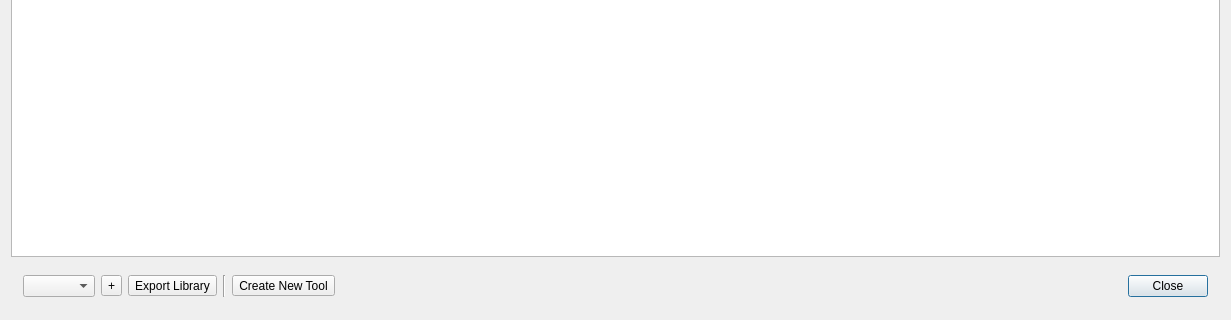
Above: btl/ui/library.ui from knipknap/better-tool-library before the change; both pictures show x 0 to 1231 and y 553 to 873 of the 1231 by 873 pixel window. Below: the same form after it.
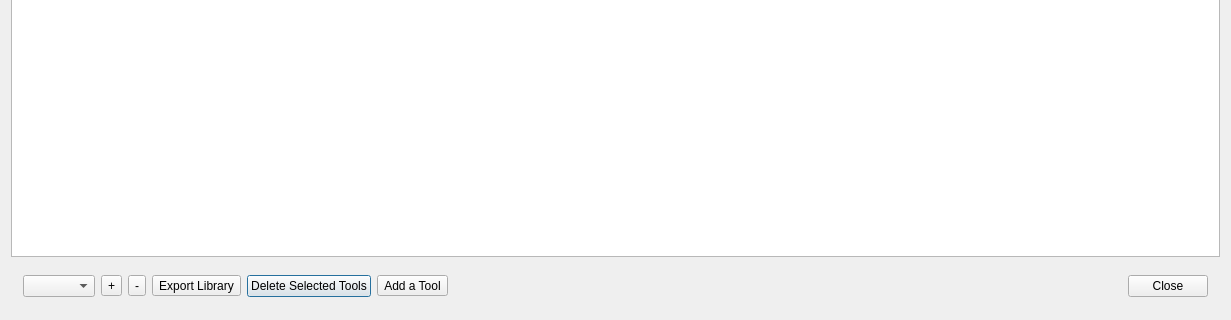
That is the form after the change.

Commit message: add initial shape selector dialog. still work to be done

What changed in the file:
```diff
--- a/btl/ui/library.ui
+++ b/btl/ui/library.ui
@@ -10,19 +10,13 @@
     <height>873</height>
    </rect>
   </property>
-  <property name="sizePolicy">
-   <sizepolicy hsizetype="Maximum" vsizetype="Maximum">
-    <horstretch>0</horstretch>
-    <verstretch>0</verstretch>
-   </sizepolicy>
-  </property>
   <property name="windowTitle">
    <string>Tool Library</string>
   </property>
   <layout class="QHBoxLayout" name="horizontalLayout">
    <item>
     <layout class="QGridLayout" name="gridLayout">
-     <item row="4" column="0">
+     <item row="6" column="0">
       <layout class="QHBoxLayout" name="horizontalLayout_2">
        <property name="sizeConstraint">
         <enum>QLayout::SetMinimumSize</enum>
@@ -40,6 +34,8 @@
         <number>12</number>
        </property>
        <item>
+        <layout class="QHBoxLayout" name="horizontalLayout_3">
+         <item>
         <widget class="QComboBox" name="comboBoxLibrary">
          <property name="editable">
           <bool>false</bool>
@@ -59,6 +55,13 @@
          </property>
         </widget>
        </item>
+         <item>
+          <widget class="QToolButton" name="toolButtonRemoveLibrary">
+           <property name="text">
+            <string>-</string>
+           </property>
+          </widget>
+         </item>
        <item>
         <widget class="QToolButton" name="toolButtonExportLibrary">
          <property name="toolTip">
@@ -69,10 +72,20 @@
          </property>
         </widget>
        </item>
+        </layout>
+       </item>
        <item>
-        <widget class="Line" name="line">
-         <property name="orientation">
-          <enum>Qt::Vertical</enum>
+        <layout class="QHBoxLayout" name="horizontalLayout_6">
+         <item>
+          <widget class="QPushButton" name="pushButtonDeleteTool">
+           <property name="sizePolicy">
+            <sizepolicy hsizetype="Fixed" vsizetype="Fixed">
+             <horstretch>0</horstretch>
+             <verstretch>0</verstretch>
+            </sizepolicy>
+           </property>
+           <property name="text">
+            <string>Delete Selected Tools</string>
          </property>
         </widget>
        </item>
@@ -82,9 +95,11 @@
           <string>Create a new tool</string>
          </property>
          <property name="text">
-          <string>Create New Tool</string>
-         </property>
-        </widget>
+            <string>Add a Tool</string>
+           </property>
+          </widget>
+         </item>
+        </layout>
        </item>
        <item>
         <widget class="QDialogButtonBox" name="buttonBox">
```
Left out of the diff: 17 changed lines with no effect on the pictures. Lines whose indentation alone changed are shown as unchanged. The commit also changes 6 other files.
